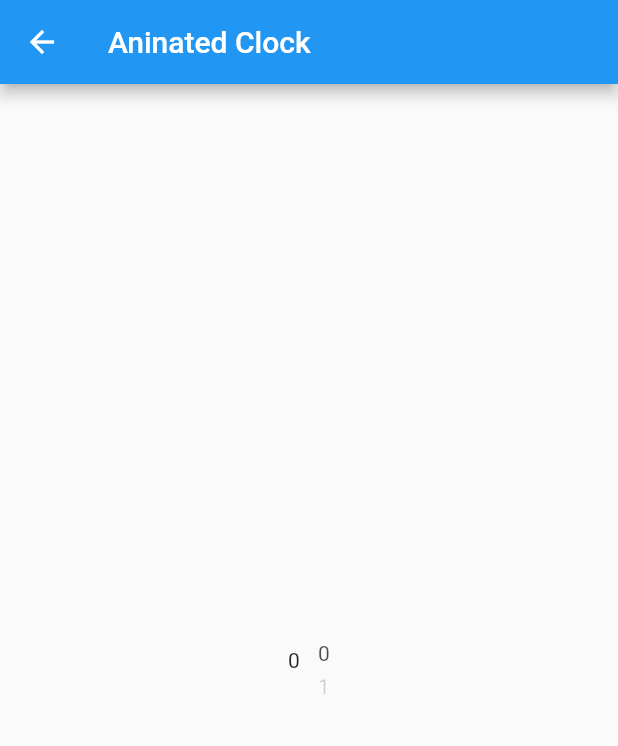
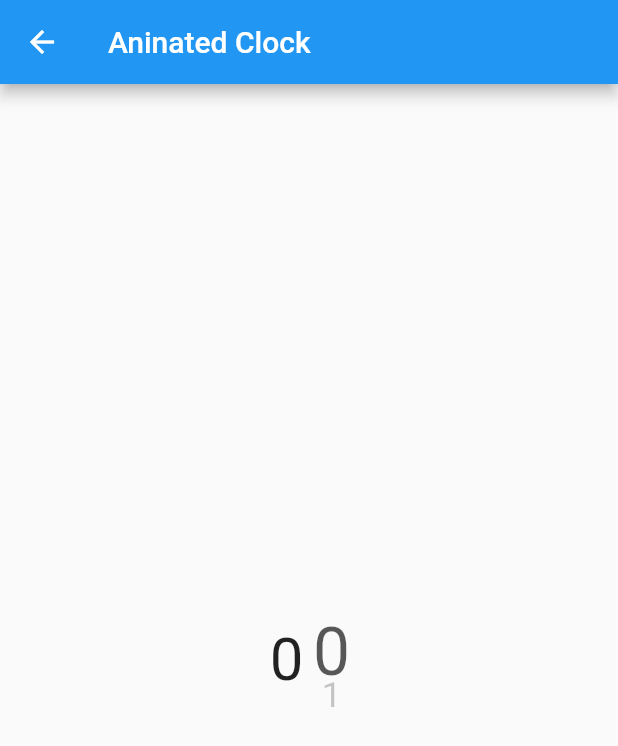
Before and after one commit to liaozhigang/ethanlearn, a Flutter app: the screen it shows after launch, after a tap on "Animated Clock", on a phone screen of 412 x 824 dp. Shown: the top 746 px of the screen. Run offline on Flutter 3.47's test engine with Material 2 defaults, Android fonts, the light colour scheme and no system bars; our stand-ins replace flutter_slidable, shared_preferences; project files that could hold a hidden picture were left out.

Commit message:
make animation more like spinning, not ideal

```diff
--- a/lib/pages/animation.dart
+++ b/lib/pages/animation.dart
@@ -6,8 +6,9 @@ class ClockColumn extends StatefulWidget {
   final int initDigit;
   final double height;
   final double width;
+  final double fontSize;
 
-  const ClockColumn({Key key, this.initDigit, this.height: 60, this.width: 20}) : super(key: key);
+  const ClockColumn({Key key, this.initDigit, this.height: 60, this.width: 20, this.fontSize: 20}) : super(key: key);
 
   @override
   _ClockColumnState createState() => _ClockColumnState();
@@ -21,6 +22,7 @@ class _ClockColumnState extends State<ClockColumn> with SingleTickerProviderStat
   int oldDigit;
 
   AnimationController controller;
+  Animation<double> animation;
 
   @override
   void initState() {
@@ -31,15 +33,16 @@ class _ClockColumnState extends State<ClockColumn> with SingleTickerProviderStat
     oldDigit = -1;
 
     controller = new AnimationController(
-        duration: const Duration(milliseconds: 500), vsync: this)
-      ..addListener(() {
-        setState(() {
-          opacity = controller.value;
-          offset = 1.0 - controller.value;
-        });
+        duration: const Duration(milliseconds: 400), vsync: this);
+
+    animation = Tween(begin: 0.0, end: 1.0).animate(CurvedAnimation(parent: controller, curve: Curves.easeOutCubic))..addListener(() {
+      setState(() {
+        opacity = controller.value;
+        offset = 1.0 - controller.value;
       });
+    });
 
-      controller.forward();
+    controller.forward();
   }
 
   void setDigit(int d) {
@@ -73,14 +76,14 @@ class _ClockColumnState extends State<ClockColumn> with SingleTickerProviderStat
             opacity: opacity,
             child: Align(
               alignment: Alignment(0.0, offset),
-              child: Text(curDigit.toString()),
+              child: Text(curDigit.toString(), style: TextStyle(fontSize: widget.fontSize * animation.value)),
             ),
           ),
           Opacity(
             opacity: 1.0 - opacity,
             child: Align(
               alignment: Alignment(0.0, offset - 1.0),
-              child: Text(oldDigit >= 0 ? oldDigit.toString() : ""),
+              child: Text(oldDigit >= 0 ? oldDigit.toString() : "", style: TextStyle(fontSize: (1.0 + animation.value - 2*controller.value)* widget.fontSize),),
             ),
           ),
         ],
@@ -128,8 +131,8 @@ class _AnimatedClockPageState extends State<AnimatedClockPage> {
         child: Row(
           mainAxisAlignment: MainAxisAlignment.center,
           children: [
-            ClockColumn(key: keySecondFirstDigit, initDigit: DateTime.now().second ~/ 10,),
-            ClockColumn(key: keySecondLastDigit, initDigit: DateTime.now().second % 10,),
+            ClockColumn(key: keySecondFirstDigit, width: 30, height: 90, fontSize: 40, initDigit: DateTime.now().second ~/ 10,),
+            ClockColumn(key: keySecondLastDigit, width: 30, height: 90, fontSize: 40, initDigit: DateTime.now().second % 10,),
           ],
         ),
       ),
```
